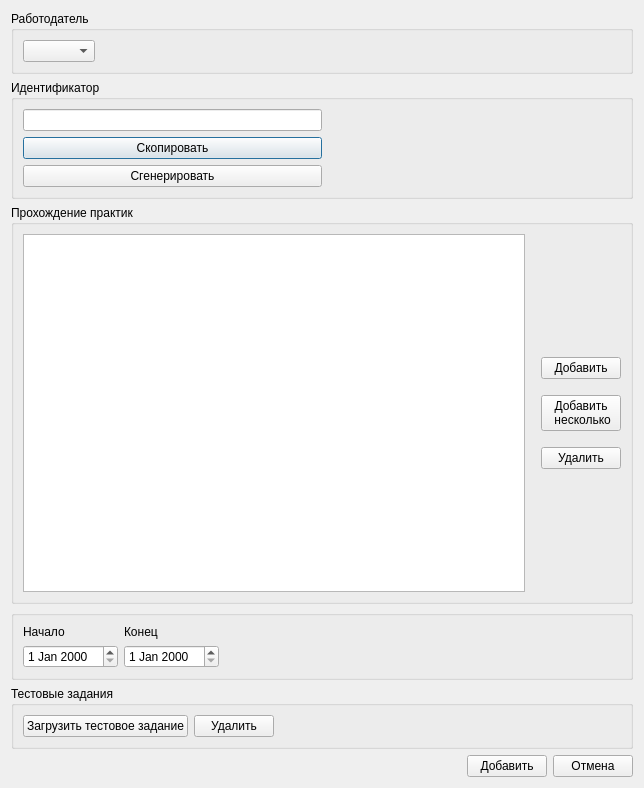
First picture: the form in ui/practicewindow.ui, repository 7enSmile/clientVKR, before the edit.
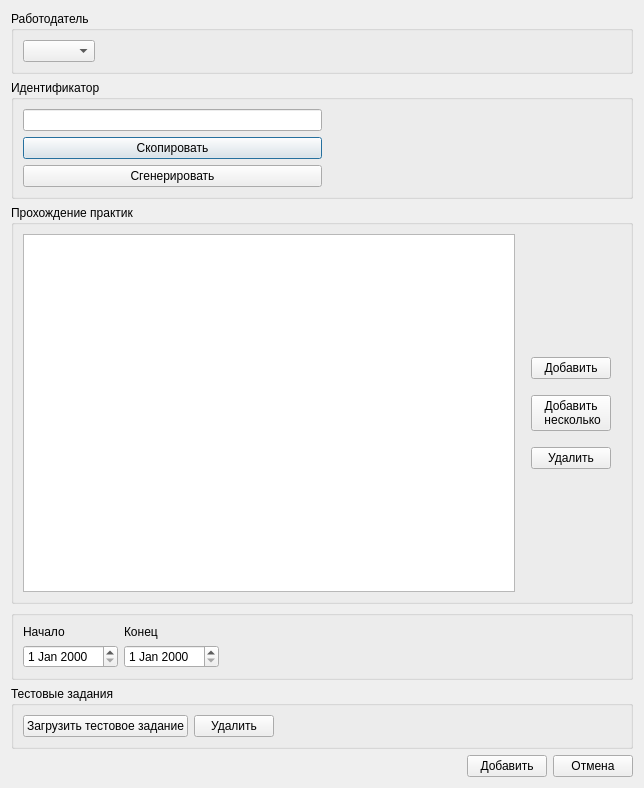
Second picture: the form after the edit.

Patch:
```diff
--- a/ui/practicewindow.ui
+++ b/ui/practicewindow.ui
@@ -99,7 +99,7 @@
            <enum>QAbstractItemView::SingleSelection</enum>
           </property>
           <attribute name="horizontalHeaderVisible">
-           <bool>true</bool>
+           <bool>false</bool>
           </attribute>
           <attribute name="horizontalHeaderCascadingSectionResizes">
            <bool>false</bool>
@@ -214,6 +214,22 @@
         </item>
        </layout>
       </item>
+      <item>
+       <spacer name="horizontalSpacer_3">
+        <property name="orientation">
+         <enum>Qt::Horizontal</enum>
+        </property>
+        <property name="sizeType">
+         <enum>QSizePolicy::Fixed</enum>
+        </property>
+        <property name="sizeHint" stdset="0">
+         <size>
+          <width>10</width>
+          <height>20</height>
+         </size>
+        </property>
+       </spacer>
+      </item>
      </layout>
     </widget>
    </item>
```
